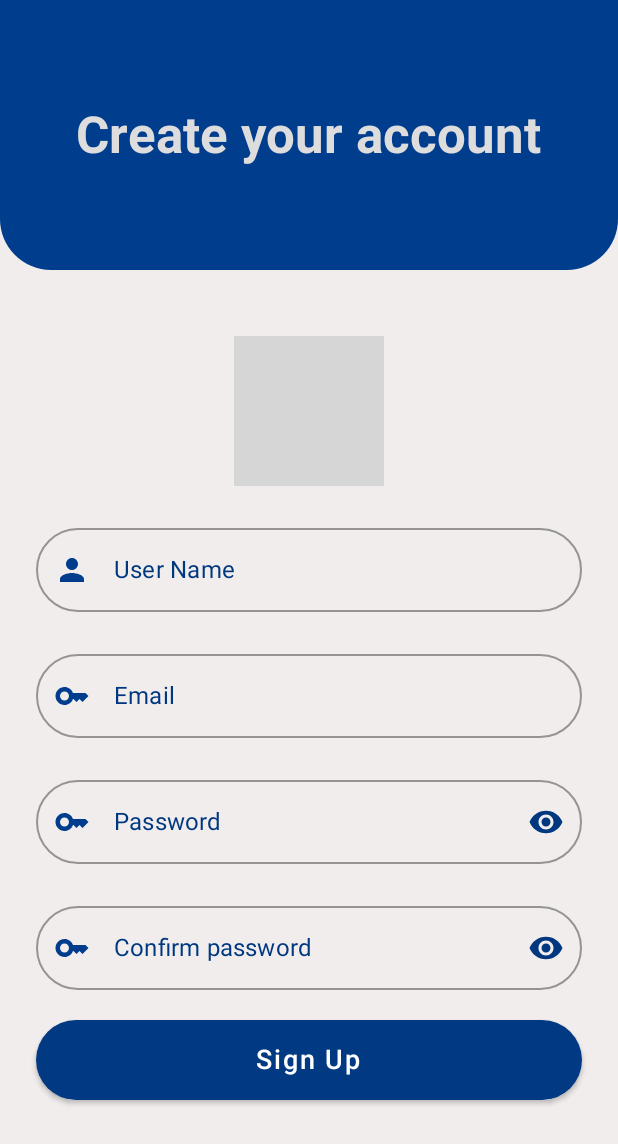
After one commit to jsericksk/Simple-Chat, an Android app built with Jetpack Compose: the composable SignUpScreen shown on its own in the app's theme, on a phone screen of 412 x 824 dp. The commit adds this screen. Shown: the top 1144 px of the screen. Run offline under Robolectric (Android 15) with nearby library versions, the phone set to English and light mode, and no system bars; libraries missing offline, so code that uses them is left out: com.skydoves.landscapist; 2 statements that could not run were skipped; grey boxes are pictures that could not be loaded.

Commit message:
feat: Basic layout of SignUpScreen and NavigationGraph created

```diff
--- a/app/src/main/java/com/kproject/simplechat/presentation/MainActivity.kt
+++ b/app/src/main/java/com/kproject/simplechat/presentation/MainActivity.kt
@@ -7,7 +7,7 @@ import androidx.compose.foundation.layout.fillMaxSize
 import androidx.compose.material.MaterialTheme
 import androidx.compose.material.Surface
 import androidx.compose.ui.Modifier
-import com.kproject.simplechat.presentation.screens.authentication.login.LoginScreen
+import com.kproject.simplechat.presentation.navigation.NavigationGraph
 import com.kproject.simplechat.presentation.theme.SimpleChatTheme
 
 class MainActivity : ComponentActivity() {
@@ -19,9 +19,7 @@ class MainActivity : ComponentActivity() {
                     modifier = Modifier.fillMaxSize(),
                     color = MaterialTheme.colors.background
                 ) {
-                    LoginScreen(
-                        onNavigateToSignUpScreen = {}
-                    )
+                    NavigationGraph()
                 }
             }
         }
--- /dev/null
+++ b/app/src/main/java/com/kproject/simplechat/presentation/screens/authentication/signup/SignUpScreen.kt
@@ -0,0 +1,238 @@
+package com.kproject.simplechat.presentation.screens.authentication.signup
+
+import android.content.res.Configuration
+import android.net.Uri
+import androidx.activity.compose.rememberLauncherForActivityResult
+import androidx.activity.result.contract.ActivityResultContracts
+import androidx.compose.foundation.*
+import androidx.compose.foundation.layout.*
+import androidx.compose.foundation.shape.CircleShape
+import androidx.compose.foundation.shape.RoundedCornerShape
+import androidx.compose.material.MaterialTheme
+import androidx.compose.material.Text
+import androidx.compose.runtime.Composable
+import androidx.compose.ui.Alignment
+import androidx.compose.ui.Modifier
+import androidx.compose.ui.draw.clip
+import androidx.compose.ui.graphics.Color
+import androidx.compose.ui.layout.ContentScale
+import androidx.compose.ui.res.stringResource
+import androidx.compose.ui.text.font.FontWeight
+import androidx.compose.ui.text.input.KeyboardType
+import androidx.compose.ui.tooling.preview.Preview
+import androidx.compose.ui.unit.dp
+import androidx.compose.ui.unit.sp
+import androidx.lifecycle.viewmodel.compose.viewModel
+import com.kproject.simplechat.R
+import com.kproject.simplechat.presentation.screens.authentication.components.Button
+import com.kproject.simplechat.presentation.screens.authentication.components.FieldType
+import com.kproject.simplechat.presentation.screens.authentication.components.TextField
+import com.kproject.simplechat.presentation.theme.PreviewTheme
+import com.skydoves.landscapist.ImageOptions
+import com.skydoves.landscapist.coil.CoilImage
+
+@Composable
+fun SignUpScreen(
+    onNavigateToHomeScreen: () -> Unit,
+    onNavigateBack: () -> Unit,
+) {
+    val signUpViewModel: SignUpViewModel = viewModel()
+    val signUpUiState = signUpViewModel.signUpUiState
+
+    MainContent(
+        signUpUiState = signUpUiState,
+        onProfileImageChange = { profileImage ->
+            signUpViewModel.onProfileImageChange(profileImage)
+        },
+        onUsernameChange = { username ->
+            signUpViewModel.onUsernameChange(username)
+        },
+        onEmailChange = { email ->
+            signUpViewModel.onEmailChange(email)
+        },
+        onPasswordChange = { password ->
+            signUpViewModel.onPasswordChange(password)
+        },
+        onConfirmedPasswordChange = { password ->
+            signUpViewModel.onConfirmedPasswordChange(password)
+        },
+        onButtonSignUpClick = {
+
+        },
+    )
+}
+
+@Composable
+private fun MainContent(
+    modifier: Modifier = Modifier,
+    signUpUiState: SignUpUiState,
+    onProfileImageChange: (String) -> Unit,
+    onUsernameChange: (String) -> Unit,
+    onEmailChange: (String) -> Unit,
+    onPasswordChange: (String) -> Unit,
+    onConfirmedPasswordChange: (String) -> Unit,
+    onButtonSignUpClick: () -> Unit
+) {
+    val spacingHeight = 20.dp
+
+    Column(
+        modifier = modifier
+            .fillMaxSize()
+            .verticalScroll(rememberScrollState())
+    ) {
+        Box(
+            modifier = Modifier
+                .background(
+                    color = MaterialTheme.colors.secondary,
+                    shape = RoundedCornerShape(bottomStart = 34.dp, bottomEnd = 34.dp)
+                )
+                .fillMaxWidth()
+                .height(180.dp)
+        ) {
+            Text(
+                text = stringResource(id = R.string.create_your_account),
+                fontSize = 34.sp,
+                fontWeight = FontWeight.Bold,
+                color = Color(0xFFDDDDDD),
+                modifier = Modifier.align(Alignment.Center)
+            )
+        }
+
+        Spacer(Modifier.height(spacingHeight))
+
+        Column(
+            horizontalAlignment = Alignment.CenterHorizontally,
+            modifier = modifier
+                .padding(24.dp)
+        ) {
+            ProfileImage(
+                signUpUiState = signUpUiState,
+                onProfileImageChange = { profileImage ->
+                    onProfileImageChange.invoke(profileImage)
+                }
+            )
+
+            Spacer(Modifier.height(spacingHeight))
+
+            TextField(
+                value = signUpUiState.username,
+                onValueChange = { value ->
+                    onUsernameChange.invoke(value)
+                },
+                hint = stringResource(id = R.string.user_name),
+                leadingIcon = R.drawable.ic_person
+            )
+
+            Spacer(Modifier.height(spacingHeight))
+
+            TextField(
+                value = signUpUiState.email,
+                onValueChange = { value ->
+                    onEmailChange.invoke(value)
+                },
+                hint = stringResource(id = R.string.email),
+                leadingIcon = R.drawable.ic_key,
+                keyboardType = KeyboardType.Email,
+                fieldType = FieldType.Email,
+            )
+
+            Spacer(Modifier.height(spacingHeight))
+
+            TextField(
+                value = signUpUiState.password,
+                onValueChange = { value ->
+                    onPasswordChange.invoke(value)
+                },
+                hint = stringResource(id = R.string.password),
+                leadingIcon = R.drawable.ic_key,
+                keyboardType = KeyboardType.Password,
+                fieldType = FieldType.Password,
+            )
+
+            Spacer(Modifier.height(spacingHeight))
+
+            TextField(
+                value = signUpUiState.confirmedPassword,
+                onValueChange = { value ->
+                    onConfirmedPasswordChange.invoke(value)
+                },
+                hint = stringResource(id = R.string.confirm_password),
+                leadingIcon = R.drawable.ic_key,
+                keyboardType = KeyboardType.Password,
+                fieldType = FieldType.Password,
+            )
+
+            Spacer(Modifier.height(spacingHeight))
+
+            Button(
+                text = stringResource(id = R.string.sign_up),
+                onClick = onButtonSignUpClick
+            )
+        }
+    }
+}
+
+@Composable
+private fun ProfileImage(
+    signUpUiState: SignUpUiState,
+    onProfileImageChange: (String) -> Unit,
+) {
+    val imagePick = rememberLauncherForActivityResult(
+        contract = ActivityResultContracts.GetContent()
+    ) { uri: Uri? ->
+        uri?.let { selectedImageUri ->
+            onProfileImageChange.invoke(selectedImageUri.toString())
+        }
+    }
+
+    val contentScale = if (signUpUiState.profileImage.isEmpty()) {
+        ContentScale.Inside
+    } else {
+        ContentScale.Crop
+    }
+
+    CoilImage(
+        imageModel = signUpUiState.profileImage.ifEmpty { R.drawable.ic_add_a_photo },
+        previewPlaceholder = R.drawable.ic_add_a_photo,
+        imageOptions = ImageOptions(contentScale = contentScale),
+        modifier = Modifier
+            .size(100.dp)
+            .clip(CircleShape)
+            .border(
+                width = 1.dp,
+                color = MaterialTheme.colors.secondary,
+                shape = CircleShape
+            )
+            .clickable {
+                imagePick.launch("image/*")
+            }
+            .background(
+                color = if (signUpUiState.profileImage.isNotEmpty())
+                    Color.Transparent else MaterialTheme.colors.secondary
+            ),
+    )
+}
+
+@Preview(showSystemUi = true, name = "LightTheme")
+@Preview(showSystemUi = true, name = "DarkTheme", uiMode = Configuration.UI_MODE_NIGHT_YES)
+@Composable
+private fun Preview() {
+    val signUpUiState = SignUpUiState(
+        profileImage = "",
+        username = "Simple Chat",
+        email = "simplechat@gmail.com.br",
+        password = "123456",
+        confirmedPassword = "123456"
+    )
+    PreviewTheme {
+        MainContent(
+            signUpUiState = signUpUiState,
+            onProfileImageChange = {},
+            onUsernameChange = {},
+            onEmailChange = {},
+            onPasswordChange = {},
+            onConfirmedPasswordChange = {},
+            onButtonSignUpClick = {}
+        )
+    }
+}
--- /dev/null
+++ b/app/src/main/java/com/kproject/simplechat/presentation/screens/authentication/signup/SignUpUiState.kt
@@ -0,0 +1,9 @@
+package com.kproject.simplechat.presentation.screens.authentication.signup
+
+data class SignUpUiState(
+    val profileImage: String = "",
+    val username: String = "",
+    val email: String = "",
+    val password: String = "",
+    val confirmedPassword: String = "",
+)
--- /dev/null
+++ b/app/src/main/res/drawable/ic_add_a_photo.xml
@@ -0,0 +1,5 @@
+<vector android:height="24dp" android:tint="#000000"
+    android:viewportHeight="24" android:viewportWidth="24"
+    android:width="24dp" xmlns:android="http://schemas.android.com/apk/res/android">
+    <path android:fillColor="@android:color/white" android:pathData="M3,4V1h2v3h3v2H5v3H3V6H0V4H3zM6,10V7h3V4h7l1.83,2H21c1.1,0 2,0.9 2,2v12c0,1.1 -0.9,2 -2,2H5c-1.1,0 -2,-0.9 -2,-2V10H6zM13,19c2.76,0 5,-2.24 5,-5s-2.24,-5 -5,-5s-5,2.24 -5,5S10.24,19 13,19zM9.8,14c0,1.77 1.43,3.2 3.2,3.2s3.2,-1.43 3.2,-3.2s-1.43,-3.2 -3.2,-3.2S9.8,12.23 9.8,14z"/>
+</vector>
```
Also changed, not shown: app/src/main/java/com/kproject/simplechat/presentation/navigation/NavigationGraph.kt (added, +53 -0 lines), app/src/main/java/com/kproject/simplechat/presentation/navigation/Screen.kt (added, +7 -0 lines), app/src/main/java/com/kproject/simplechat/presentation/screens/authentication/login/LoginScreen.kt (+4 -7 lines), app/src/main/java/com/kproject/simplechat/presentation/screens/authentication/signup/SignUpViewModel.kt (added, +32 -0 lines).
